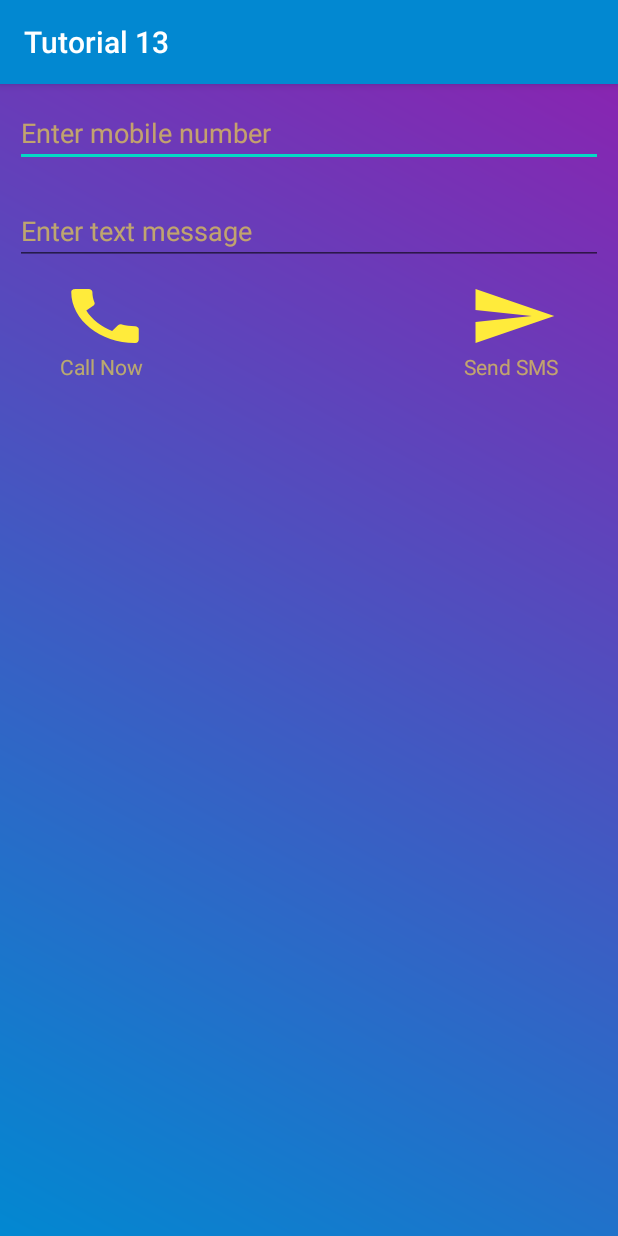
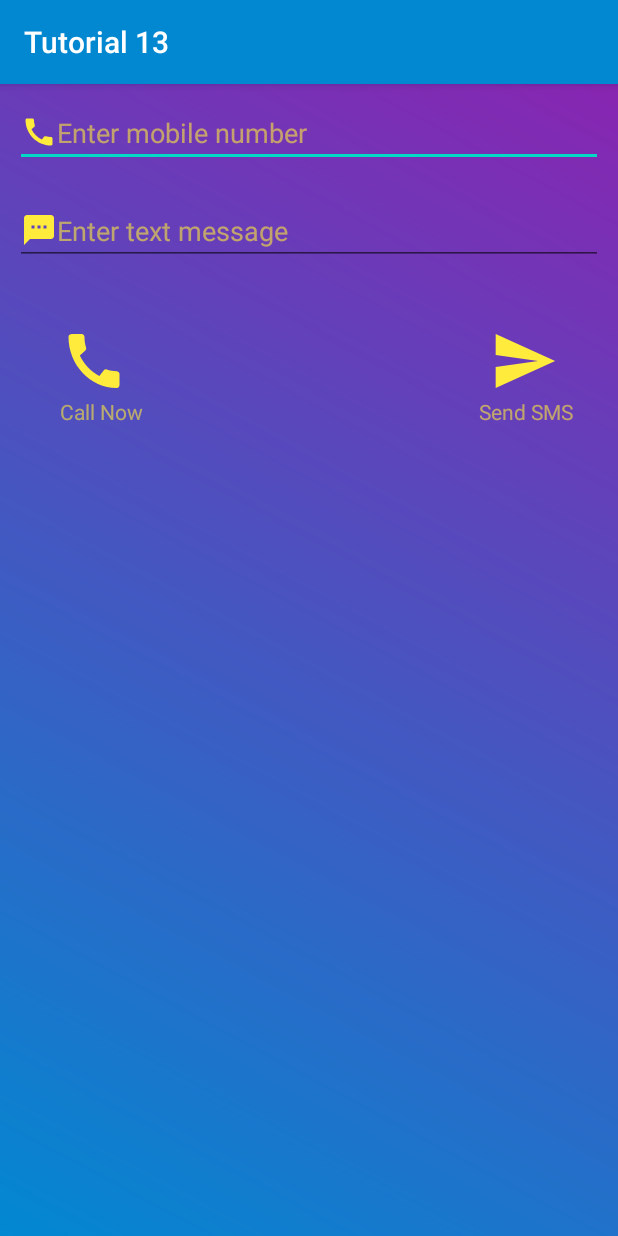
Before and after one commit to TheChiragRathod/Android_Tutorial_13, an Android app: the screen it shows after launch (MainActivity), on a phone screen of 412 x 824 dp. Run offline under Robolectric (Android 15) with nearby library versions, the phone set to English and light mode, and no system bars.

Commit message:
added drawableStart Property in edtNumber and edtMessage.

```diff
--- /dev/null
+++ b/app/src/main/java/com/chirag/tutorial13/Splash.java
@@ -0,0 +1,32 @@
+package com.chirag.tutorial13;
+
+import androidx.appcompat.app.AppCompatActivity;
+
+import android.content.Intent;
+import android.os.Bundle;
+
+import java.util.Timer;
+import java.util.TimerTask;
+
+public class Splash extends AppCompatActivity {
+
+    @Override
+    protected void onCreate(Bundle savedInstanceState) {
+        super.onCreate(savedInstanceState);
+        setContentView(R.layout.activity_splash);
+
+
+        Timer timer = new Timer();
+        TimerTask timerTask = new TimerTask() {
+            @Override
+            public void run() {
+                Intent intent = new Intent(Splash.this, MainActivity.class);
+                startActivity(intent);
+                finish();
+            }
+        };
+
+        timer.schedule(timerTask, 1000);
+
+    }
+}
--- /dev/null
+++ b/app/src/main/res/drawable/icon_sms.xml
@@ -0,0 +1,5 @@
+<vector android:height="24dp" android:tint="#FFEB3B"
+    android:viewportHeight="24" android:viewportWidth="24"
+    android:width="24dp" xmlns:android="http://schemas.android.com/apk/res/android">
+    <path android:fillColor="@android:color/white" android:pathData="M20,2L4,2c-1.1,0 -1.99,0.9 -1.99,2L2,22l4,-4h14c1.1,0 2,-0.9 2,-2L22,4c0,-1.1 -0.9,-2 -2,-2zM9,11L7,11L7,9h2v2zM13,11h-2L11,9h2v2zM17,11h-2L15,9h2v2z"/>
+</vector>
--- a/app/src/main/res/layout/activity_main.xml
+++ b/app/src/main/res/layout/activity_main.xml
@@ -21,6 +21,7 @@
             android:layout_width="match_parent"
             android:layout_height="wrap_content"
             android:layout_margin="10dp"
+            android:drawableStart="@drawable/icon_call"
             android:ems="10"
             android:hint="Enter mobile number"
             android:inputType="phone"
@@ -31,6 +32,7 @@
             android:layout_width="match_parent"
             android:layout_height="wrap_content"
             android:layout_margin="10dp"
+            android:drawableStart="@drawable/icon_sms"
             android:ems="10"
             android:hint="Enter text message"
             android:inputType="textMultiLine"
@@ -41,11 +43,12 @@
 
         <RelativeLayout
             android:layout_width="match_parent"
-            android:layout_height="wrap_content">
+            android:layout_height="wrap_content"
+            android:layout_marginTop="30dp">
 
             <Button
                 android:id="@+id/btnCall"
-                android:layout_width="60dp"
+                android:layout_width="45dp"
                 android:layout_height="wrap_content"
                 android:layout_alignParentLeft="true"
                 android:layout_marginLeft="40dp"
@@ -54,7 +57,7 @@
 
             <Button
                 android:id="@+id/btnSMS"
-                android:layout_width="60dp"
+                android:layout_width="45dp"
                 android:layout_height="wrap_content"
 
                 android:layout_alignParentRight="true"
@@ -83,7 +86,7 @@
                 android:layout_width="wrap_content"
                 android:layout_height="wrap_content"
                 android:layout_alignParentRight="true"
-                android:layout_marginRight="40dp"
+                android:layout_marginRight="30dp"
                 android:text="Send SMS"
                 android:textColor="@color/colorTextHidden"
                 android:textSize="14sp" />
```
Also changed, not shown: app/src/main/AndroidManifest.xml (+8 -3 lines), app/src/main/java/com/chirag/tutorial13/MainActivity.java (+22 -0 lines), app/src/main/res/layout/activity_splash.xml (added, +22 -0 lines), app/src/main/res/drawable-v24/chiraglogo.png (added).
